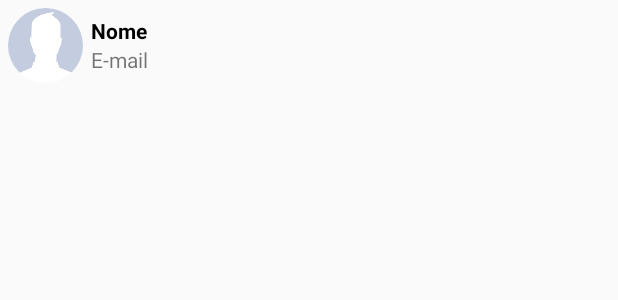
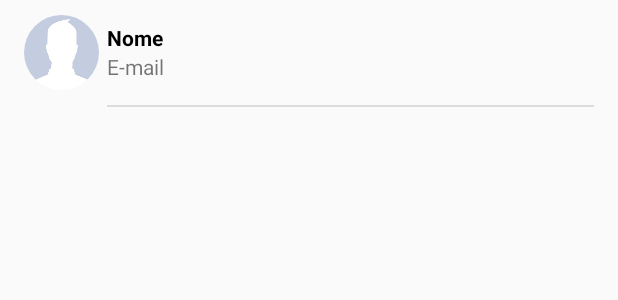
Before and after one commit to guilherme-s-g/WhatsApp, an Android app: the layout adapter_contatos.xml on its own in the app's theme, with its tools: preview values and no code run, on a phone screen of 412 x 824 dp. Shown: the top 300 px of the screen. Run offline under Robolectric (Android 15) with nearby library versions, the phone set to English and light mode, and no system bars.

Commit message:
Ajuste na lista de contatos
Ajuste na lista de contatos

```diff
--- a/app/src/main/java/com/example/whatsapp/fragment/ContatosFragment.java
+++ b/app/src/main/java/com/example/whatsapp/fragment/ContatosFragment.java
@@ -108,7 +108,9 @@ public class ContatosFragment extends Fragment
             @Override
             public void onItemClick(View view, int position)
             {
+                Usuario usuarioSelecionado = listaContatos.get(position);
                 Intent i = new Intent(getActivity(), ChatActivity.class);
+                i.putExtra("chatContato", usuarioSelecionado);
                 startActivity(i);
             }
 
--- a/app/src/main/java/com/example/whatsapp/model/Usuario.java
+++ b/app/src/main/java/com/example/whatsapp/model/Usuario.java
@@ -5,10 +5,11 @@ import com.example.whatsapp.helper.UsuarioFirebase;
 import com.google.firebase.database.DatabaseReference;
 import com.google.firebase.database.Exclude;
 
+import java.io.Serializable;
 import java.util.HashMap;
 import java.util.Map;
 
-public class Usuario
+public class Usuario implements Serializable
 {
     private String nome;
     private String email;
--- a/app/src/main/res/layout/adapter_contatos.xml
+++ b/app/src/main/res/layout/adapter_contatos.xml
@@ -3,8 +3,17 @@
     xmlns:app="http://schemas.android.com/apk/res-auto"
     android:layout_width="match_parent"
     android:layout_height="wrap_content"
-    android:orientation="horizontal"
-    android:padding="5dp">
+    android:orientation="vertical"
+    android:paddingLeft="16dp"
+    android:paddingTop="10dp"
+    android:paddingRight="16dp"
+    android:paddingBottom="10dp">
+
+    <LinearLayout
+        android:layout_width="match_parent"
+        android:layout_height="wrap_content"
+        android:layout_marginBottom="10dp"
+        android:orientation="horizontal">
 
         <de.hdodenhof.circleimageview.CircleImageView
             android:id="@+id/imageViewFotoContato"
@@ -33,4 +42,8 @@
                 android:layout_height="wrap_content"
                 android:text="E-mail" />
         </LinearLayout>
+
     </LinearLayout>
+    <include layout="@layout/divisor"/>
+
+</LinearLayout>
--- /dev/null
+++ b/app/src/main/res/layout/divisor.xml
@@ -0,0 +1,6 @@
+<?xml version="1.0" encoding="utf-8"?>
+<ImageView xmlns:android="http://schemas.android.com/apk/res/android"
+android:layout_width="match_parent"
+android:layout_height="1dp"
+android:layout_marginLeft="55dp"
+android:background="?android:attr/listDivider" />
```
Also changed, not shown: app/src/main/java/com/example/whatsapp/activity/ChatActivity.java (+37 -0 lines). Lines whose indentation alone changed are shown as unchanged.
